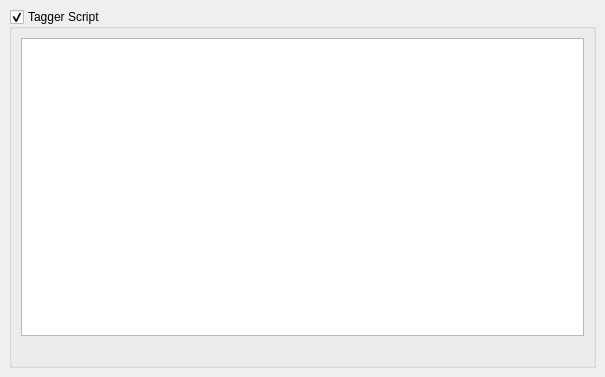
metabrainz/picard, file ui/options_script.ui: the form before one commit.
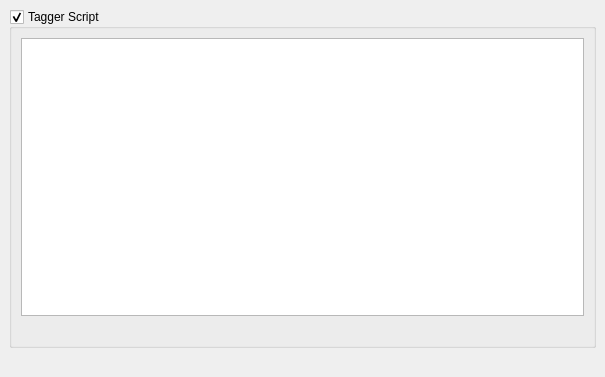
The form after the commit.

Commit message: PICARD-779: add a link to online Scripting documentation in Scripting options page

```diff
--- a/ui/options_script.ui
+++ b/ui/options_script.ui
@@ -53,6 +53,19 @@
      </layout>
     </widget>
    </item>
+   <item>
+    <widget class="QLabel" name="scripting_doc_link">
+     <property name="text">
+      <string/>
+     </property>
+     <property name="wordWrap">
+      <bool>true</bool>
+     </property>
+     <property name="openExternalLinks">
+      <bool>true</bool>
+     </property>
+    </widget>
+   </item>
   </layout>
  </widget>
  <resources/>
```
Left out of the diff: 35 changed lines with no effect on the pictures. The commit also changes 3 other files.
